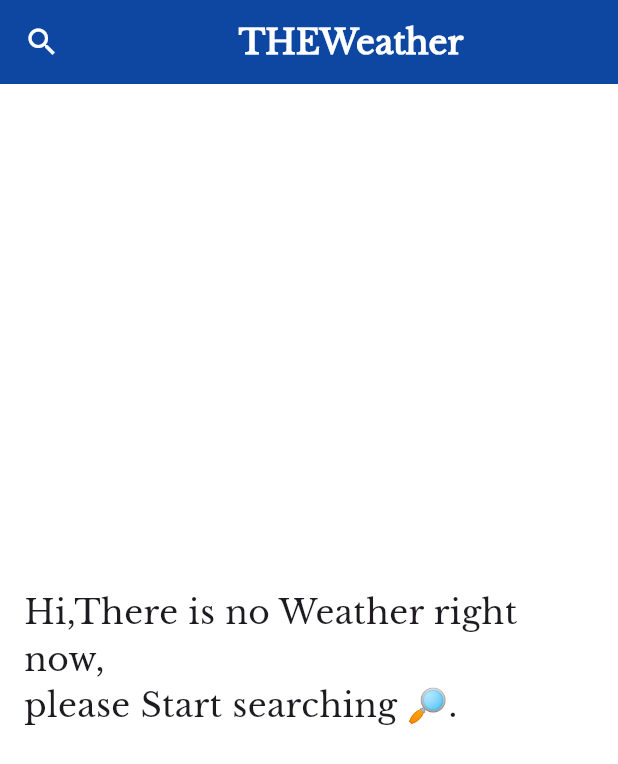
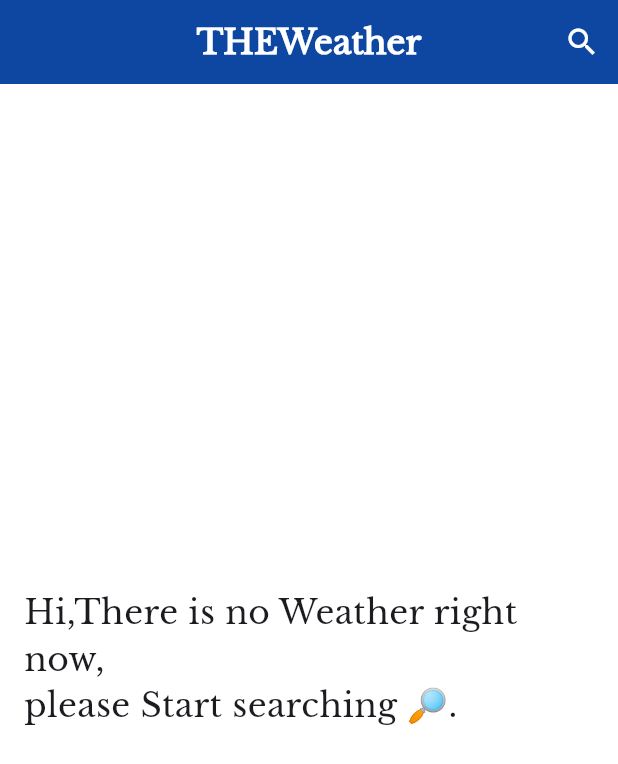
Before and after one commit to ahmedel0189/The-Weather, a Flutter app: the screen it shows after launch, on a phone screen of 412 x 824 dp. Shown: the top 764 px of the screen. Run offline on Flutter 3.47's test engine with Material 3 defaults, Android fonts, the phone set to English and light mode, and no system bars.

Commit message:
establishing the home page bar and the search bar

```diff
--- /dev/null
+++ b/lib/Items/custom_appbar.dart
@@ -0,0 +1,35 @@
+import 'package:flutter/material.dart';
+
+class CustomAppbar extends StatelessWidget
+    implements PreferredSizeWidget {
+  const CustomAppbar({super.key});
+  @override
+  Size get preferredSize =>
+      const Size.fromHeight(kToolbarHeight);
+
+  @override
+  Widget build(BuildContext context) {
+    return AppBar(
+      actions: [
+        IconButton(
+          onPressed: () {},
+          icon: const Icon(
+            Icons.search,
+            color: Colors.white,
+          ),
+        ),
+      ],
+      centerTitle: true,
+      title: const Text(
+        "THEWeather",
+        style: TextStyle(
+          fontFamily: 'Libre_Baskerville',
+          color: Colors.white,
+          fontWeight: FontWeight.bold,
+        ),
+      ),
+
+      backgroundColor: Colors.blue[900],
+    );
+  }
+}
--- a/lib/Screens/home_page.dart
+++ b/lib/Screens/home_page.dart
@@ -1,4 +1,5 @@
 import 'package:flutter/material.dart';
+import 'package:the_weather/Items/custom_appbar.dart';
 import 'package:the_weather/Items/no_weather_now.dart';
 
 class HomePage extends StatelessWidget {
@@ -9,26 +10,7 @@ class HomePage extends StatelessWidget {
     return Scaffold(
       // backgroundColor: Colors.lightBlue,
       backgroundColor: Colors.white,
-      appBar: AppBar(
-        leading: IconButton(
-          onPressed: () {},
-          icon: const Icon(
-            Icons.search,
-            color: Colors.white,
-          ),
-        ),
-        title: Center(
-          child: const Text(
-            "THEWeather",
-            style: TextStyle(
-              fontFamily: 'Libre_Baskerville',
-              color: Colors.white,
-              fontWeight: FontWeight.bold,
-            ),
-          ),
-        ),
-        backgroundColor: Colors.blue[900],
-      ),
+      appBar: CustomAppbar(),
       body: NoWeatherNow(),
     );
   }
```
